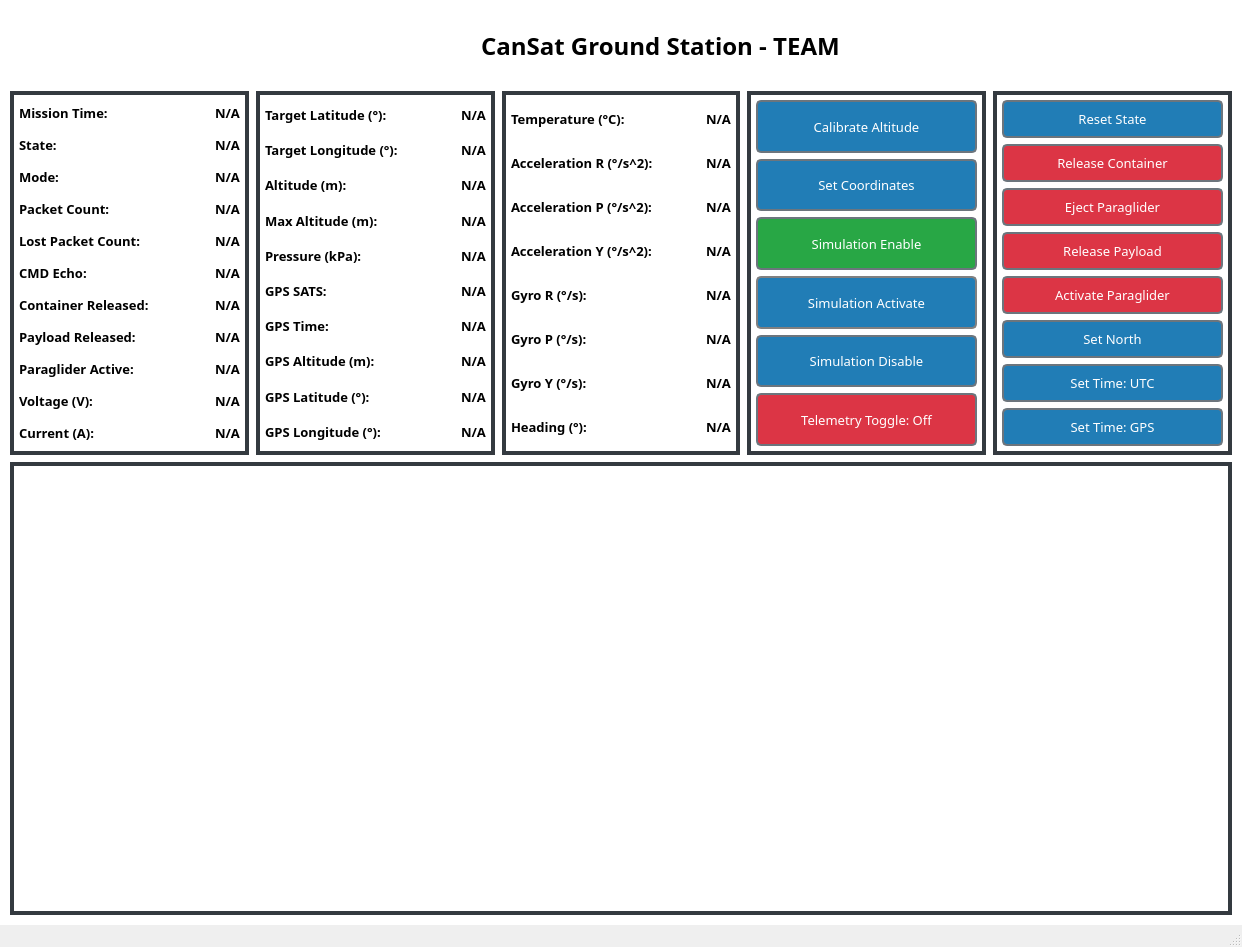
Qt form Ground-Station/gui/ground_station.ui (jonnylin22/CanSat-67) before a commit.
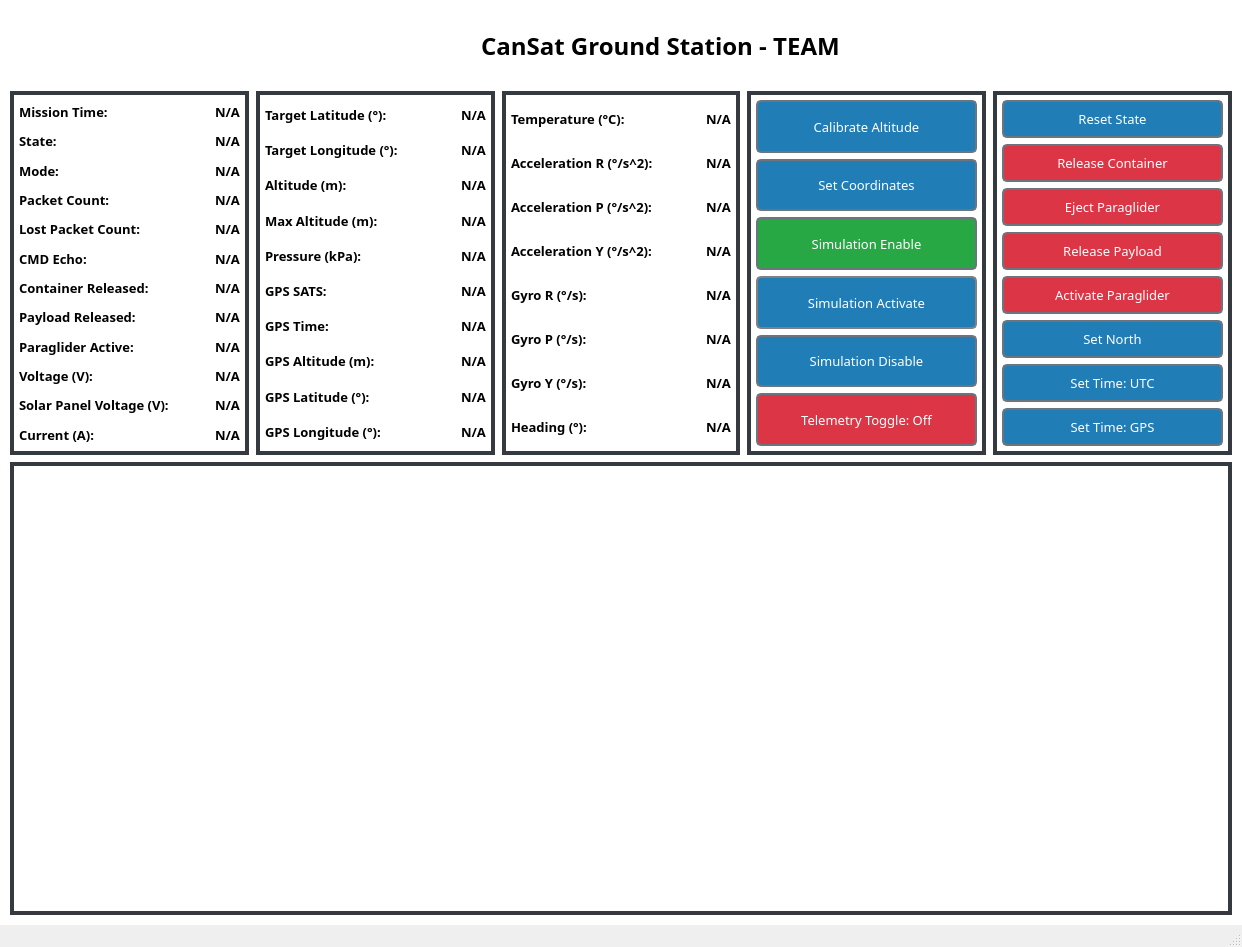
The same form after that commit.

Commit message: solar panel voltage number added

Patch:
```diff
--- a/Ground-Station/gui/ground_station.ui
+++ b/Ground-Station/gui/ground_station.ui
@@ -373,6 +373,21 @@
                    </property>
                   </widget>
                  </item>
+                 <item>
+                  <widget class="QLabel" name="solar_label">
+                   <property name="font">
+                    <font>
+                     <family>Sans Serif Collection</family>
+                     <pointsize>10</pointsize>
+                     <weight>75</weight>
+                     <bold>true</bold>
+                    </font>
+                   </property>
+                   <property name="text">
+                    <string>Solar Panel Voltage (V):</string>
+                   </property>
+                  </widget>
+                 </item>
                  <item>
                   <widget class="QLabel" name="current_label">
                    <property name="font">
@@ -554,6 +569,21 @@
                    </property>
                   </widget>
                  </item>
+                 <item>
+                  <widget class="QLabel" name="SOLAR_VOLTAGE">
+                   <property name="font">
+                    <font>
+                     <family>Sans Serif Collection</family>
+                     <pointsize>10</pointsize>
+                     <weight>75</weight>
+                     <bold>true</bold>
+                    </font>
+                   </property>
+                   <property name="text">
+                    <string>N/A</string>
+                   </property>
+                  </widget>
+                 </item>
                  <item>
                   <widget class="QLabel" name="CURRENT">
                    <property name="font">
```
The commit also changes 1 other file.
